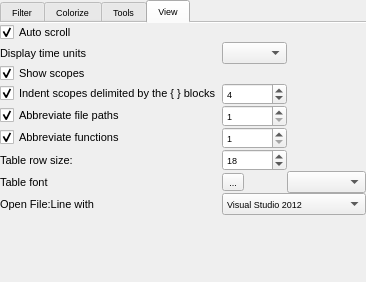
Old version of the form trace_server/settingslog.ui in the repository barycz/whs-trace.
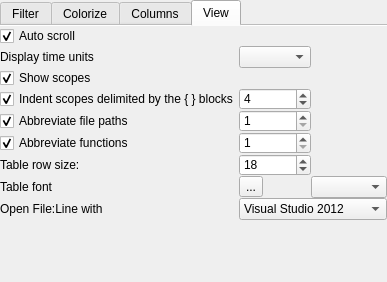
New version of the form. The open tabs and pages were chosen to show the change. Icons and pictures are not drawn. Custom widgets are drawn as their Qt base class.

Commit message: @ rename log settings "Tool" tab, revert font changes

Diff of the .ui file:
```diff
--- a/trace_server/settingslog.ui
+++ b/trace_server/settingslog.ui
@@ -72,12 +72,6 @@
       </property>
       <item>
        <widget class="QTabWidget" name="groupingWidget">
-        <property name="font">
-         <font>
-          <family>MS Shell Dlg 2</family>
-          <pointsize>7</pointsize>
-         </font>
-        </property>
         <property name="tabShape">
          <enum>QTabWidget::Rounded</enum>
         </property>
@@ -160,7 +154,7 @@
            <normaloff>:/images/tools.png</normaloff>:/images/tools.png</iconset>
          </attribute>
          <attribute name="title">
-          <string>Tools</string>
+          <string>Columns</string>
          </attribute>
          <layout class="QVBoxLayout" name="verticalLayout_2">
           <property name="spacing">
@@ -484,11 +478,6 @@
             </property>
             <item row="7" column="1">
              <widget class="QToolButton" name="tableFontToolButton">
-              <property name="font">
-               <font>
-                <family>MS Shell Dlg 2</family>
-               </font>
-              </property>
               <property name="layoutDirection">
                <enum>Qt::LeftToRight</enum>
               </property>
@@ -499,12 +488,6 @@
             </item>
             <item row="3" column="0">
              <widget class="QCheckBox" name="indentCheckBox">
-              <property name="font">
-               <font>
-                <family>MS Shell Dlg 2</family>
-                <pointsize>8</pointsize>
-               </font>
-              </property>
               <property name="text">
                <string>Indent scopes delimited by the { } blocks</string>
               </property>
@@ -515,12 +498,6 @@
             </item>
             <item row="2" column="0">
              <widget class="QCheckBox" name="scopesCheckBox">
-              <property name="font">
-               <font>
-                <family>MS Shell Dlg 2</family>
-                <pointsize>8</pointsize>
-               </font>
-              </property>
               <property name="text">
                <string>Show scopes</string>
               </property>
@@ -531,12 +508,6 @@
             </item>
             <item row="1" column="0">
              <widget class="QLabel" name="label_3">
-              <property name="font">
-               <font>
-                <family>MS Shell Dlg 2</family>
-                <pointsize>8</pointsize>
-               </font>
-              </property>
               <property name="text">
                <string>Display time units</string>
               </property>
@@ -544,12 +515,6 @@
             </item>
             <item row="4" column="0">
              <widget class="QCheckBox" name="cutPathCheckBox">
-              <property name="font">
-               <font>
-                <family>MS Shell Dlg 2</family>
-                <pointsize>8</pointsize>
-               </font>
-              </property>
               <property name="text">
                <string>Abbreviate file paths</string>
               </property>
@@ -560,11 +525,6 @@
             </item>
             <item row="6" column="1">
              <widget class="QSpinBox" name="tableRowSizeSpinBox">
-              <property name="font">
-               <font>
-                <family>MS Shell Dlg 2</family>
-               </font>
-              </property>
               <property name="value">
                <number>18</number>
               </property>
@@ -572,11 +532,6 @@
             </item>
             <item row="4" column="1">
              <widget class="QSpinBox" name="cutPathSpinBox">
-              <property name="font">
-               <font>
-                <family>MS Shell Dlg 2</family>
-               </font>
-              </property>
               <property name="minimum">
                <number>1</number>
               </property>
@@ -590,11 +545,6 @@
             </item>
             <item row="5" column="1">
              <widget class="QSpinBox" name="cutNamespaceSpinBox">
-              <property name="font">
-               <font>
-                <family>MS Shell Dlg 2</family>
-               </font>
-              </property>
               <property name="minimum">
                <number>1</number>
               </property>
@@ -608,12 +558,6 @@
             </item>
             <item row="5" column="0">
              <widget class="QCheckBox" name="cutNamespaceCheckBox">
-              <property name="font">
-               <font>
-                <family>MS Shell Dlg 2</family>
-                <pointsize>8</pointsize>
-               </font>
-              </property>
               <property name="text">
                <string>Abbreviate functions</string>
               </property>
@@ -624,11 +568,6 @@
             </item>
             <item row="3" column="1">
              <widget class="QSpinBox" name="indentSpinBox">
-              <property name="font">
-               <font>
-                <family>MS Shell Dlg 2</family>
-               </font>
-              </property>
               <property name="minimum">
                <number>0</number>
               </property>
@@ -641,22 +580,10 @@
              </widget>
             </item>
             <item row="1" column="1">
-             <widget class="TimeComboBox" name="timeComboBox">
-              <property name="font">
-               <font>
-                <family>MS Shell Dlg 2</family>
-               </font>
-              </property>
-             </widget>
+             <widget class="TimeComboBox" name="timeComboBox"/>
             </item>
             <item row="0" column="0">
              <widget class="QCheckBox" name="autoScrollCheckBox">
-              <property name="font">
-               <font>
-                <family>MS Shell Dlg 2</family>
-                <pointsize>8</pointsize>
-               </font>
-              </property>
               <property name="toolTip">
                <string>&lt;!DOCTYPE HTML PUBLIC &quot;-//W3C//DTD HTML 4.0//EN&quot; &quot;http://www.w3.org/TR/REC-html40/strict.dtd&quot;&gt;
 &lt;html&gt;&lt;head&gt;&lt;meta name=&quot;qrichtext&quot; content=&quot;1&quot; /&gt;&lt;style type=&quot;text/css&quot;&gt;
@@ -674,12 +601,6 @@
             </item>
             <item row="6" column="0">
              <widget class="QLabel" name="label_17">
-              <property name="font">
-               <font>
-                <family>MS Shell Dlg 2</family>
-                <pointsize>8</pointsize>
-               </font>
-              </property>
               <property name="text">
                <string>Table row size:</string>
               </property>
@@ -687,12 +608,6 @@
             </item>
             <item row="7" column="0">
              <widget class="QLabel" name="label_18">
-              <property name="font">
-               <font>
-                <family>MS Shell Dlg 2</family>
-                <pointsize>8</pointsize>
-               </font>
-              </property>
               <property name="text">
                <string>Table font</string>
               </property>
@@ -700,11 +615,6 @@
             </item>
             <item row="10" column="0">
              <spacer name="verticalSpacer">
-              <property name="font">
-               <font>
-                <family>MS Shell Dlg 2</family>
-               </font>
-              </property>
               <property name="orientation">
                <enum>Qt::Vertical</enum>
               </property>
@@ -718,12 +628,6 @@
             </item>
             <item row="9" column="0">
              <widget class="QLabel" name="label_4">
-              <property name="font">
-               <font>
-                <family>MS Shell Dlg 2</family>
-                <pointsize>8</pointsize>
-               </font>
-              </property>
               <property name="text">
                <string>Open File:Line with</string>
               </property>
@@ -755,11 +659,6 @@
             </item>
             <item row="5" column="2">
              <spacer name="horizontalSpacer_2">
-              <property name="font">
-               <font>
-                <family>MS Shell Dlg 2</family>
-               </font>
-              </property>
               <property name="orientation">
                <enum>Qt::Horizontal</enum>
               </property>
@@ -772,13 +671,7 @@
              </spacer>
             </item>
             <item row="7" column="2">
-             <widget class="QComboBox" name="tableFontComboBox">
-              <property name="font">
-               <font>
-                <family>MS Shell Dlg 2</family>
-               </font>
-              </property>
-             </widget>
+             <widget class="QComboBox" name="tableFontComboBox"/>
             </item>
            </layout>
           </item>
```
Left out of the diff: 4 changed lines with no effect on the pictures.
